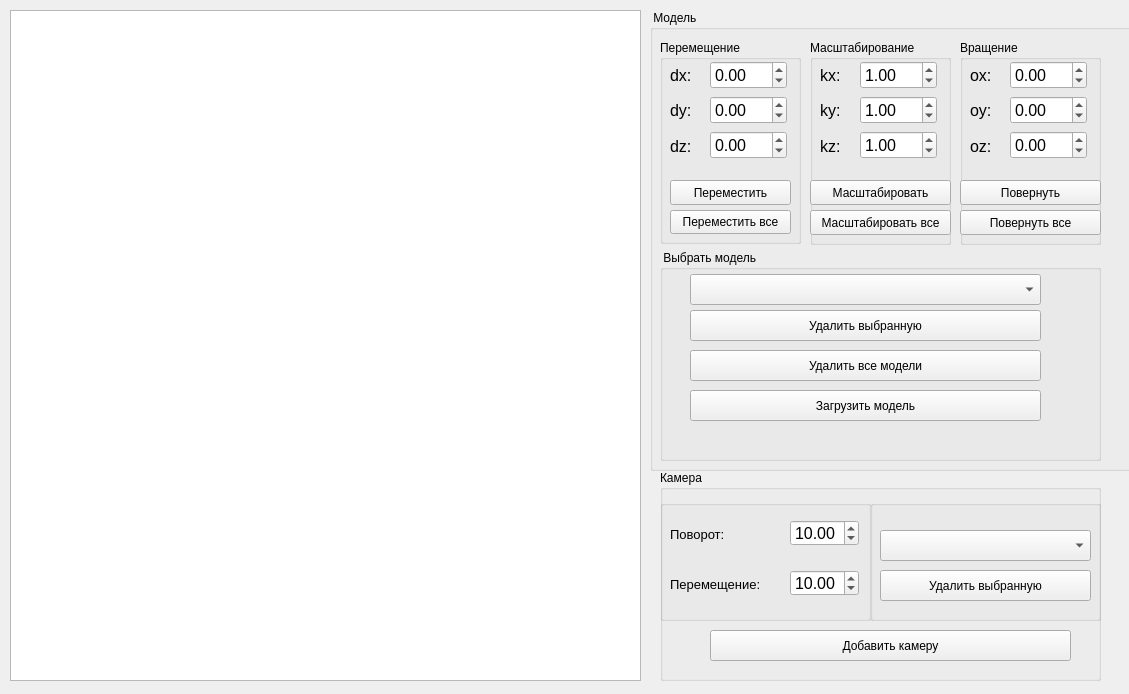
Qt form programm/mainwindow.ui (needsomesleeptd/cg_course) before a commit.
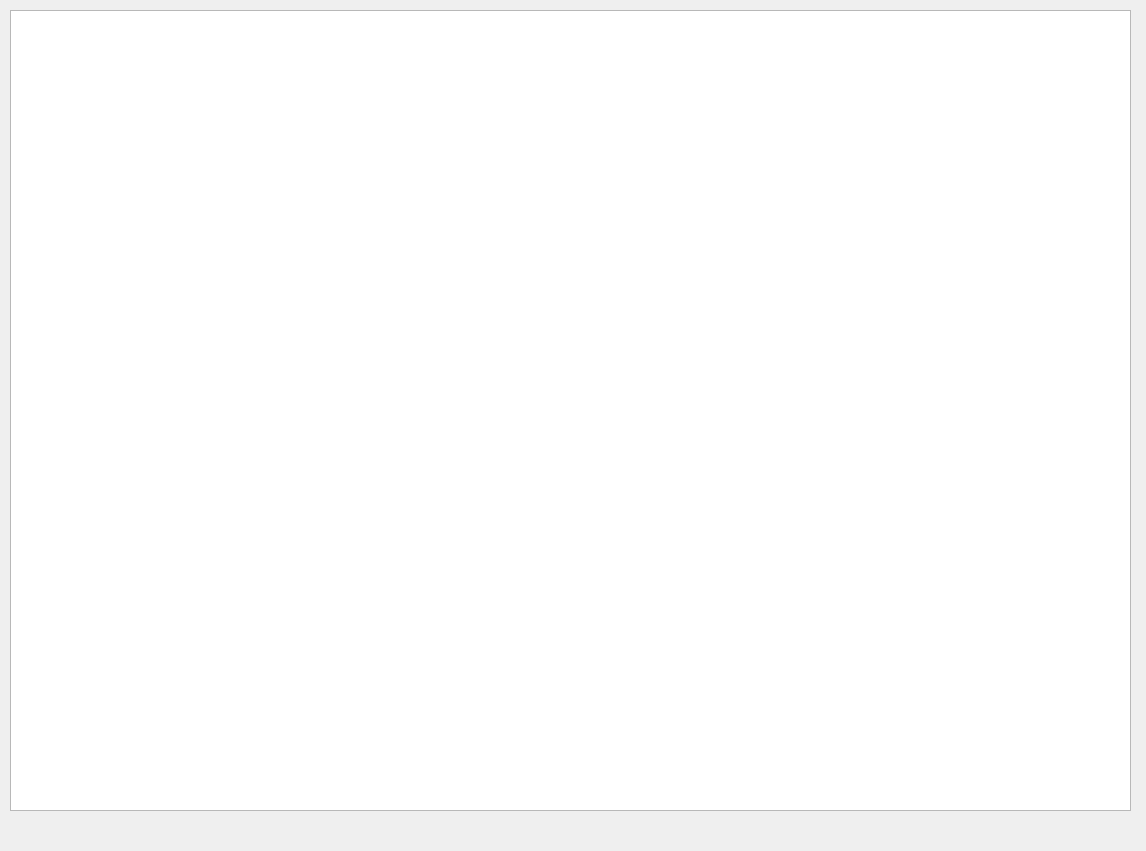
The same form after that commit.

Commit message: addded camera movement

```diff
--- a/programm/mainwindow.ui
+++ b/programm/mainwindow.ui
@@ -6,8 +6,8 @@
    <rect>
     <x>0</x>
     <y>0</y>
-    <width>1129</width>
-    <height>694</height>
+    <width>1146</width>
+    <height>851</height>
    </rect>
   </property>
   <property name="windowTitle">
@@ -19,674 +19,11 @@
      <rect>
       <x>10</x>
       <y>10</y>
-      <width>631</width>
-      <height>671</height>
+      <width>1121</width>
+      <height>801</height>
      </rect>
     </property>
    </widget>
-   <widget class="QGroupBox" name="groupBox">
-    <property name="geometry">
-     <rect>
-      <x>650</x>
-      <y>10</y>
-      <width>521</width>
-      <height>461</height>
-     </rect>
-    </property>
-    <property name="title">
-     <string> Модель</string>
-    </property>
-    <widget class="QGroupBox" name="groupBox_3">
-     <property name="geometry">
-      <rect>
-       <x>10</x>
-       <y>30</y>
-       <width>141</width>
-       <height>204</height>
-      </rect>
-     </property>
-     <property name="title">
-      <string>Перемещение</string>
-     </property>
-     <widget class="QWidget" name="verticalLayoutWidget_3">
-      <property name="geometry">
-       <rect>
-        <x>50</x>
-        <y>20</y>
-        <width>77</width>
-        <height>101</height>
-       </rect>
-      </property>
-      <layout class="QVBoxLayout" name="verticalLayout_3">
-       <item>
-        <widget class="QDoubleSpinBox" name="dxInput">
-         <property name="font">
-          <font>
-           <pointsize>12</pointsize>
-          </font>
-         </property>
-         <property name="minimum">
-          <double>-360.000000000000000</double>
-         </property>
-         <property name="maximum">
-          <double>360.000000000000000</double>
-         </property>
-        </widget>
-       </item>
-       <item>
-        <widget class="QDoubleSpinBox" name="dyInput">
-         <property name="font">
-          <font>
-           <pointsize>12</pointsize>
-          </font>
-         </property>
-         <property name="minimum">
-          <double>-360.000000000000000</double>
-         </property>
-         <property name="maximum">
-          <double>360.000000000000000</double>
-         </property>
-        </widget>
-       </item>
-       <item>
-        <widget class="QDoubleSpinBox" name="dzInput">
-         <property name="font">
-          <font>
-           <pointsize>12</pointsize>
-          </font>
-         </property>
-         <property name="minimum">
-          <double>-360.000000000000000</double>
-         </property>
-         <property name="maximum">
-          <double>360.000000000000000</double>
-         </property>
-        </widget>
-       </item>
-      </layout>
-     </widget>
-     <widget class="QWidget" name="verticalLayoutWidget_4">
-      <property name="geometry">
-       <rect>
-        <x>10</x>
-        <y>20</y>
-        <width>31</width>
-        <height>101</height>
-       </rect>
-      </property>
-      <layout class="QVBoxLayout" name="verticalLayout_4">
-       <item>
-        <widget class="QLabel" name="label_4">
-         <property name="font">
-          <font>
-           <pointsize>12</pointsize>
-          </font>
-         </property>
-         <property name="text">
-          <string>dx:</string>
-         </property>
-        </widget>
-       </item>
-       <item>
-        <widget class="QLabel" name="label_5">
-         <property name="font">
-          <font>
-           <pointsize>12</pointsize>
-          </font>
-         </property>
-         <property name="text">
-          <string>dy:</string>
-         </property>
-        </widget>
-       </item>
-       <item>
-        <widget class="QLabel" name="label_6">
-         <property name="font">
-          <font>
-           <pointsize>12</pointsize>
-          </font>
-         </property>
-         <property name="text">
-          <string>dz:</string>
-         </property>
-        </widget>
-       </item>
-      </layout>
-     </widget>
-     <widget class="QPushButton" name="pushButton_move">
-      <property name="geometry">
-       <rect>
-        <x>10</x>
-        <y>140</y>
-        <width>121</width>
-        <height>25</height>
-       </rect>
-      </property>
-      <property name="text">
-       <string>Переместить</string>
-      </property>
-     </widget>
-     <widget class="QPushButton" name="pushButton_move_all">
-      <property name="geometry">
-       <rect>
-        <x>10</x>
-        <y>170</y>
-        <width>121</width>
-        <height>24</height>
-       </rect>
-      </property>
-      <property name="text">
-       <string>Переместить все</string>
-      </property>
-     </widget>
-    </widget>
-    <widget class="QGroupBox" name="groupBox_4">
-     <property name="geometry">
-      <rect>
-       <x>160</x>
-       <y>30</y>
-       <width>141</width>
-       <height>205</height>
-      </rect>
-     </property>
-     <property name="title">
-      <string>Масштабирование</string>
-     </property>
-     <widget class="QWidget" name="verticalLayoutWidget_5">
-      <property name="geometry">
-       <rect>
-        <x>50</x>
-        <y>20</y>
-        <width>77</width>
-        <height>101</height>
-       </rect>
-      </property>
-      <layout class="QVBoxLayout" name="verticalLayout_5">
-       <item>
-        <widget class="QDoubleSpinBox" name="kxInput">
-         <property name="font">
-          <font>
-           <pointsize>12</pointsize>
-          </font>
-         </property>
-         <property name="minimum">
-          <double>-360.000000000000000</double>
-         </property>
-         <property name="maximum">
-          <double>360.000000000000000</double>
-         </property>
-         <property name="value">
-          <double>1.000000000000000</double>
-         </property>
-        </widget>
-       </item>
-       <item>
-        <widget class="QDoubleSpinBox" name="kyInput">
-         <property name="font">
-          <font>
-           <pointsize>12</pointsize>
-          </font>
-         </property>
-         <property name="minimum">
-          <double>-360.000000000000000</double>
-         </property>
-         <property name="maximum">
-          <double>360.000000000000000</double>
-         </property>
-         <property name="value">
-          <double>1.000000000000000</double>
-         </property>
-        </widget>
-       </item>
-       <item>
-        <widget class="QDoubleSpinBox" name="kzInput">
-         <property name="font">
-          <font>
-           <pointsize>12</pointsize>
-          </font>
-         </property>
-         <property name="minimum">
-          <double>-360.000000000000000</double>
-         </property>
-         <property name="maximum">
-          <double>360.000000000000000</double>
-         </property>
-         <property name="value">
-          <double>1.000000000000000</double>
-         </property>
-        </widget>
-       </item>
-      </layout>
-     </widget>
-     <widget class="QWidget" name="verticalLayoutWidget_6">
-      <property name="geometry">
-       <rect>
-        <x>10</x>
-        <y>20</y>
-        <width>31</width>
-        <height>101</height>
-       </rect>
-      </property>
-      <layout class="QVBoxLayout" name="verticalLayout_6">
-       <item>
-        <widget class="QLabel" name="label_7">
-         <property name="font">
-          <font>
-           <pointsize>12</pointsize>
-          </font>
-         </property>
-         <property name="text">
-          <string>kx:</string>
-         </property>
-        </widget>
-       </item>
-       <item>
-        <widget class="QLabel" name="label_8">
-         <property name="font">
-          <font>
-           <pointsize>12</pointsize>
-          </font>
-         </property>
-         <property name="text">
-          <string>ky:</string>
-         </property>
-        </widget>
-       </item>
-       <item>
-        <widget class="QLabel" name="label_9">
-         <property name="font">
-          <font>
-           <pointsize>12</pointsize>
-          </font>
-         </property>
-         <property name="text">
-          <string>kz:</string>
-         </property>
-        </widget>
-       </item>
-      </layout>
-     </widget>
-     <widget class="QPushButton" name="pushButton_scale">
-      <property name="geometry">
-       <rect>
-        <x>0</x>
-        <y>140</y>
-        <width>141</width>
-        <height>25</height>
-       </rect>
-      </property>
-      <property name="text">
-       <string>Масштабировать</string>
-      </property>
-     </widget>
-     <widget class="QPushButton" name="pushButton_scale_all">
-      <property name="geometry">
-       <rect>
-        <x>0</x>
-        <y>170</y>
-        <width>141</width>
-        <height>25</height>
-       </rect>
-      </property>
-      <property name="text">
-       <string>Масштабировать все</string>
-      </property>
-     </widget>
-    </widget>
-    <widget class="QGroupBox" name="groupBox_5">
-     <property name="geometry">
-      <rect>
-       <x>310</x>
-       <y>30</y>
-       <width>141</width>
-       <height>205</height>
-      </rect>
-     </property>
-     <property name="title">
-      <string>Вращение</string>
-     </property>
-     <widget class="QWidget" name="verticalLayoutWidget_7">
-      <property name="geometry">
-       <rect>
-        <x>50</x>
-        <y>20</y>
-        <width>77</width>
-        <height>101</height>
-       </rect>
-      </property>
-      <layout class="QVBoxLayout" name="verticalLayout_7">
-       <item>
-        <widget class="QDoubleSpinBox" name="xAngleInput">
-         <property name="font">
-          <font>
-           <pointsize>12</pointsize>
-          </font>
-         </property>
-         <property name="minimum">
-          <double>-360.000000000000000</double>
-         </property>
-         <property name="maximum">
-          <double>360.000000000000000</double>
-         </property>
-        </widget>
-       </item>
-       <item>
-        <widget class="QDoubleSpinBox" name="yAngleInput">
-         <property name="font">
-          <font>
-           <pointsize>12</pointsize>
-          </font>
-         </property>
-         <property name="minimum">
-          <double>-360.000000000000000</double>
-         </property>
-         <property name="maximum">
-          <double>360.000000000000000</double>
-         </property>
-        </widget>
-       </item>
-       <item>
-        <widget class="QDoubleSpinBox" name="zAngleInput">
-         <property name="font">
-          <font>
-           <pointsize>12</pointsize>
-          </font>
-         </property>
-         <property name="minimum">
-          <double>-360.000000000000000</double>
-         </property>
-         <property name="maximum">
-          <double>360.000000000000000</double>
-         </property>
-        </widget>
-       </item>
-      </layout>
-     </widget>
-     <widget class="QWidget" name="verticalLayoutWidget_8">
-      <property name="geometry">
-       <rect>
-        <x>10</x>
-        <y>20</y>
-        <width>31</width>
-        <height>101</height>
-       </rect>
-      </property>
-      <layout class="QVBoxLayout" name="verticalLayout_8">
-       <item>
-        <widget class="QLabel" name="label_10">
-         <property name="font">
-          <font>
-           <pointsize>12</pointsize>
-          </font>
-         </property>
-         <property name="text">
-          <string>ox:</string>
-         </property>
-        </widget>
-       </item>
-       <item>
-        <widget class="QLabel" name="label_11">
-         <property name="font">
-          <font>
-           <pointsize>12</pointsize>
-          </font>
-         </property>
-         <property name="text">
-          <string>oy:</string>
-         </property>
-        </widget>
-       </item>
-       <item>
-        <widget class="QLabel" name="label_12">
-         <property name="font">
-          <font>
-           <pointsize>12</pointsize>
-          </font>
-         </property>
-         <property name="text">
-          <string>oz:</string>
-         </property>
-        </widget>
-       </item>
-      </layout>
-     </widget>
-     <widget class="QPushButton" name="pushButton_spin">
-      <property name="geometry">
-       <rect>
-        <x>0</x>
-        <y>140</y>
-        <width>141</width>
-        <height>25</height>
-       </rect>
-      </property>
-      <property name="text">
-       <string>Повернуть</string>
-      </property>
-     </widget>
-     <widget class="QPushButton" name="pushButton_spin_all">
-      <property name="geometry">
-       <rect>
-        <x>0</x>
-        <y>170</y>
-        <width>141</width>
-        <height>25</height>
-       </rect>
-      </property>
-      <property name="text">
-       <string>Повернуть все</string>
-      </property>
-     </widget>
-    </widget>
-    <widget class="QGroupBox" name="groupBox_6">
-     <property name="geometry">
-      <rect>
-       <x>10</x>
-       <y>240</y>
-       <width>441</width>
-       <height>211</height>
-      </rect>
-     </property>
-     <property name="title">
-      <string> Выбрать модель</string>
-     </property>
-     <widget class="QPushButton" name="pushButton_del_model_all">
-      <property name="geometry">
-       <rect>
-        <x>30</x>
-        <y>100</y>
-        <width>351</width>
-        <height>31</height>
-       </rect>
-      </property>
-      <property name="text">
-       <string>Удалить все модели</string>
-      </property>
-     </widget>
-     <widget class="QComboBox" name="comboBox_models">
-      <property name="geometry">
-       <rect>
-        <x>30</x>
-        <y>24</y>
-        <width>351</width>
-        <height>31</height>
-       </rect>
-      </property>
-     </widget>
-     <widget class="QPushButton" name="pushButton_del_model_cur">
-      <property name="geometry">
-       <rect>
-        <x>30</x>
-        <y>60</y>
-        <width>351</width>
-        <height>31</height>
-       </rect>
-      </property>
-      <property name="text">
-       <string>Удалить выбранную</string>
-      </property>
-     </widget>
-     <widget class="QPushButton" name="pushButton_load_model">
-      <property name="geometry">
-       <rect>
-        <x>30</x>
-        <y>140</y>
-        <width>351</width>
-        <height>31</height>
-       </rect>
-      </property>
-      <property name="text">
-       <string>Загрузить модель</string>
-      </property>
-     </widget>
-    </widget>
-   </widget>
-   <widget class="QGroupBox" name="groupBox_7">
-    <property name="geometry">
-     <rect>
-      <x>660</x>
-      <y>470</y>
-      <width>441</width>
-      <height>211</height>
-     </rect>
-    </property>
-    <property name="title">
-     <string>Камера</string>
-    </property>
-    <widget class="QGroupBox" name="groupBox_8">
-     <property name="geometry">
-      <rect>
-       <x>210</x>
-       <y>30</y>
-       <width>231</width>
-       <height>121</height>
-      </rect>
-     </property>
-     <property name="title">
-      <string/>
-     </property>
-     <widget class="QComboBox" name="comboBox_cameras">
-      <property name="geometry">
-       <rect>
-        <x>10</x>
-        <y>30</y>
-        <width>211</width>
-        <height>31</height>
-       </rect>
-      </property>
-     </widget>
-     <widget class="QPushButton" name="pushButton_del_camera_cur">
-      <property name="geometry">
-       <rect>
-        <x>10</x>
-        <y>70</y>
-        <width>211</width>
-        <height>31</height>
-       </rect>
-      </property>
-      <property name="text">
-       <string>Удалить выбранную</string>
-      </property>
-     </widget>
-    </widget>
-    <widget class="QPushButton" name="pushButton_add_camera">
-     <property name="geometry">
-      <rect>
-       <x>50</x>
-       <y>160</y>
-       <width>361</width>
-       <height>31</height>
-      </rect>
-     </property>
-     <property name="text">
-      <string>Добавить камеру</string>
-     </property>
-    </widget>
-    <widget class="QGroupBox" name="groupBox_9">
-     <property name="geometry">
-      <rect>
-       <x>0</x>
-       <y>30</y>
-       <width>211</width>
-       <height>121</height>
-      </rect>
-     </property>
-     <property name="title">
-      <string/>
-     </property>
-     <widget class="QDoubleSpinBox" name="cameraRotatingAngle">
-      <property name="geometry">
-       <rect>
-        <x>130</x>
-        <y>20</y>
-        <width>69</width>
-        <height>26</height>
-       </rect>
-      </property>
-      <property name="font">
-       <font>
-        <pointsize>12</pointsize>
-       </font>
-      </property>
-      <property name="value">
-       <double>10.000000000000000</double>
-      </property>
-     </widget>
-     <widget class="QLabel" name="label_13">
-      <property name="geometry">
-       <rect>
-        <x>10</x>
-        <y>20</y>
-        <width>71</width>
-        <height>29</height>
-       </rect>
-      </property>
-      <property name="font">
-       <font>
-        <pointsize>10</pointsize>
-       </font>
-      </property>
-      <property name="text">
-       <string>Поворот:</string>
-      </property>
-     </widget>
-     <widget class="QDoubleSpinBox" name="cameraMovingStep">
-      <property name="geometry">
-       <rect>
-        <x>130</x>
-        <y>70</y>
-        <width>69</width>
-        <height>26</height>
-       </rect>
-      </property>
-      <property name="font">
-       <font>
-        <pointsize>12</pointsize>
-       </font>
-      </property>
-      <property name="value">
-       <double>10.000000000000000</double>
-      </property>
-     </widget>
-     <widget class="QLabel" name="label_14">
-      <property name="geometry">
-       <rect>
-        <x>10</x>
-        <y>70</y>
-        <width>111</width>
-        <height>29</height>
-       </rect>
-      </property>
-      <property name="font">
-       <font>
-        <pointsize>10</pointsize>
-       </font>
-      </property>
-      <property name="text">
-       <string>Перемещение:</string>
-      </property>
-     </widget>
-    </widget>
-   </widget>
   </widget>
  </widget>
  <resources/>
```
The commit also changes 14 other files.
